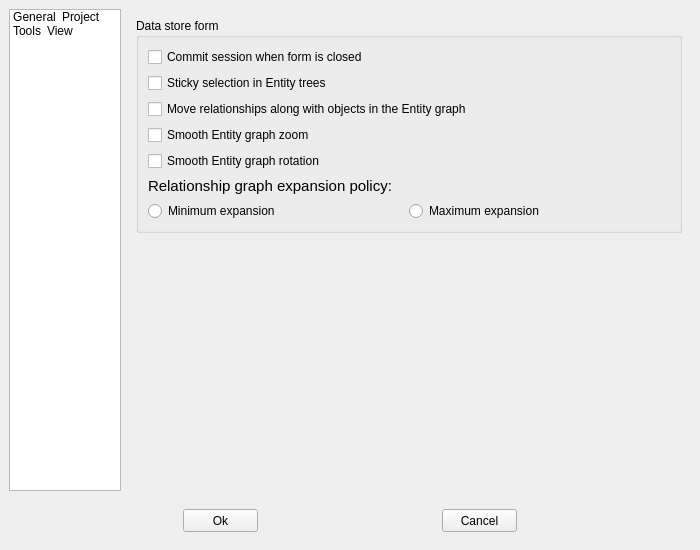
Old version of the form spinetoolbox/ui/settings.ui in the repository spine-tools/Spine-Toolbox.
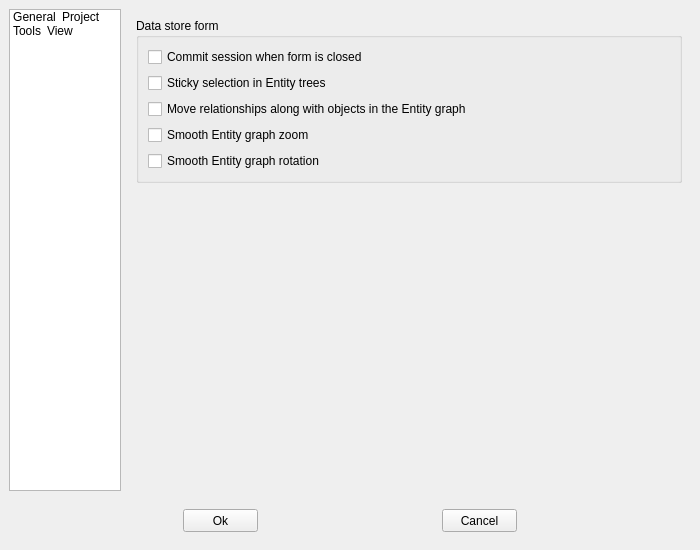
New version of the form. Icons and pictures are not drawn.

Commit message:
Move 'relationship expansion' setting to the Graph menu
We may need to have access to this settings more promptly,
especially when in mode 'create relationships from the graph'.

Diff of the .ui file:
```diff
--- a/spinetoolbox/ui/settings.ui
+++ b/spinetoolbox/ui/settings.ui
@@ -1061,45 +1061,6 @@
               </property>
              </widget>
             </item>
-            <item>
-             <widget class="QLabel" name="label_6">
-              <property name="font">
-               <font>
-                <pointsize>11</pointsize>
-               </font>
-              </property>
-              <property name="text">
-               <string>Relationship graph expansion policy:</string>
-              </property>
-             </widget>
-            </item>
-            <item>
-             <layout class="QHBoxLayout" name="horizontalLayout_3">
-              <property name="spacing">
-               <number>0</number>
-              </property>
-              <item>
-               <widget class="QRadioButton" name="radioButton_relationship_expansion_minimum">
-                <property name="toolTip">
-                 <string>&lt;html&gt;&lt;head/&gt;&lt;body&gt;&lt;p&gt;Whenever all the objects in a relationship are included in the Entity graph, the graph automatically includes the relationship.&lt;/p&gt;&lt;/body&gt;&lt;/html&gt;</string>
-                </property>
-                <property name="text">
-                 <string>Minimum expansion</string>
-                </property>
-               </widget>
-              </item>
-              <item>
-               <widget class="QRadioButton" name="radioButton_relationship_expansion_maximum">
-                <property name="toolTip">
-                 <string>&lt;html&gt;&lt;head/&gt;&lt;body&gt;&lt;p&gt;Whenever an object is included in the Entity graph, the graph automatically includes all its relationships.&lt;/p&gt;&lt;/body&gt;&lt;/html&gt;</string>
-                </property>
-                <property name="text">
-                 <string>Maximum expansion</string>
-                </property>
-               </widget>
-              </item>
-             </layout>
-            </item>
            </layout>
           </widget>
          </item>
```
The commit also changes 5 other files.
